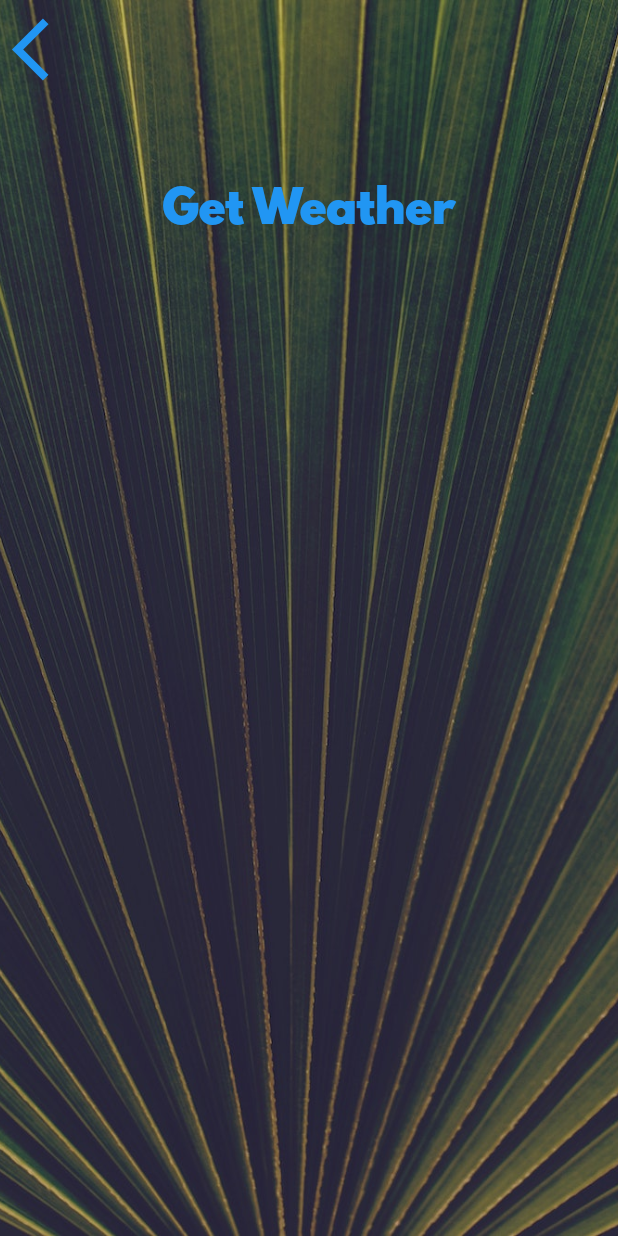
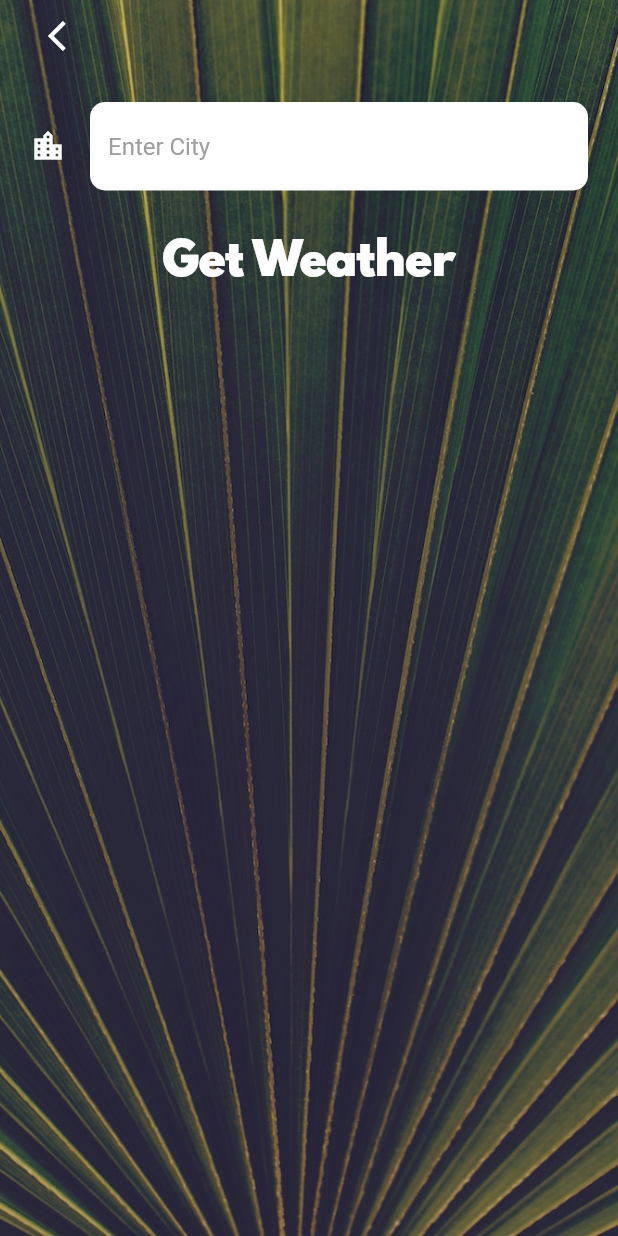
Before and after one commit to HeratUni-CS/clima-FahimKarimi, a Flutter app: the CityScreen screen opened directly, on a phone screen of 412 x 824 dp. Run offline on Flutter 3.47's test engine with Material 2 defaults, Android fonts, the phone set to English and light mode, and no system bars; our stand-ins replace flutter_spinkit; statements that could not run were skipped.

Commit message:
New changes

```diff
--- a/lib/screens/city_screen.dart
+++ b/lib/screens/city_screen.dart
@@ -2,46 +2,56 @@ import 'package:flutter/material.dart';
 import 'package:clima/utilities/constants.dart';
 
 class CityScreen extends StatefulWidget {
+  const CityScreen({Key? key}) : super(key: key);
+
   @override
   _CityScreenState createState() => _CityScreenState();
 }
 
 class _CityScreenState extends State<CityScreen> {
+  late String cityName;
   @override
   Widget build(BuildContext context) {
     return Scaffold(
       body: Container(
-        decoration: BoxDecoration(
+        decoration: const BoxDecoration(
           image: DecorationImage(
             image: AssetImage('images/city_background.jpg'),
             fit: BoxFit.cover,
           ),
         ),
-        constraints: BoxConstraints.expand(),
+        constraints: const BoxConstraints.expand(),
         child: SafeArea(
           child: Column(
             children: <Widget>[
               Align(
                 alignment: Alignment.topLeft,
-                child: TextButton(
-                  onPressed: () {},
-                  child: Icon(
-                    Icons.arrow_back_ios,
-                    size: 50.0,
-                  ),
+                child: MaterialButton(
+                  onPressed: () {
+                    Navigator.pop(context);
+                  },
+                  child: const Icon(Icons.arrow_back_ios),
                 ),
               ),
               Container(
-                padding: EdgeInsets.all(20.0),
-                child: null,
+                padding: const EdgeInsets.all(20.0),
+                child: TextField(
+                  style: const TextStyle(color: Colors.black),
+                  decoration: kTextFieldInputDecoration,
+                  onChanged: (value) {
+                    cityName = value;
+                  },
+                ),
               ),
-              TextButton(
-                onPressed: () {},
-                child: Text(
+              MaterialButton(
+                onPressed: () {
+                  Navigator.pop(context, cityName);
+                },
+                child: const Text(
                   'Get Weather',
                   style: kButtonTextStyle,
                 ),
-              ),
+              )
             ],
           ),
         ),
```
Also changed, not shown: lib/screens/loading_screen.dart (+25 -6 lines).
